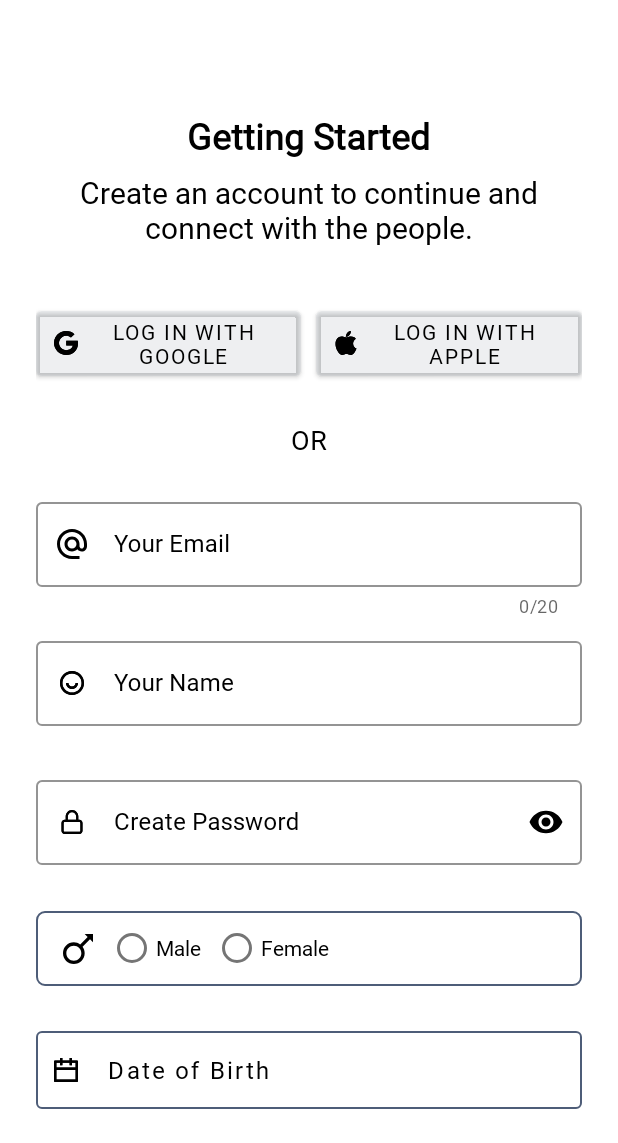
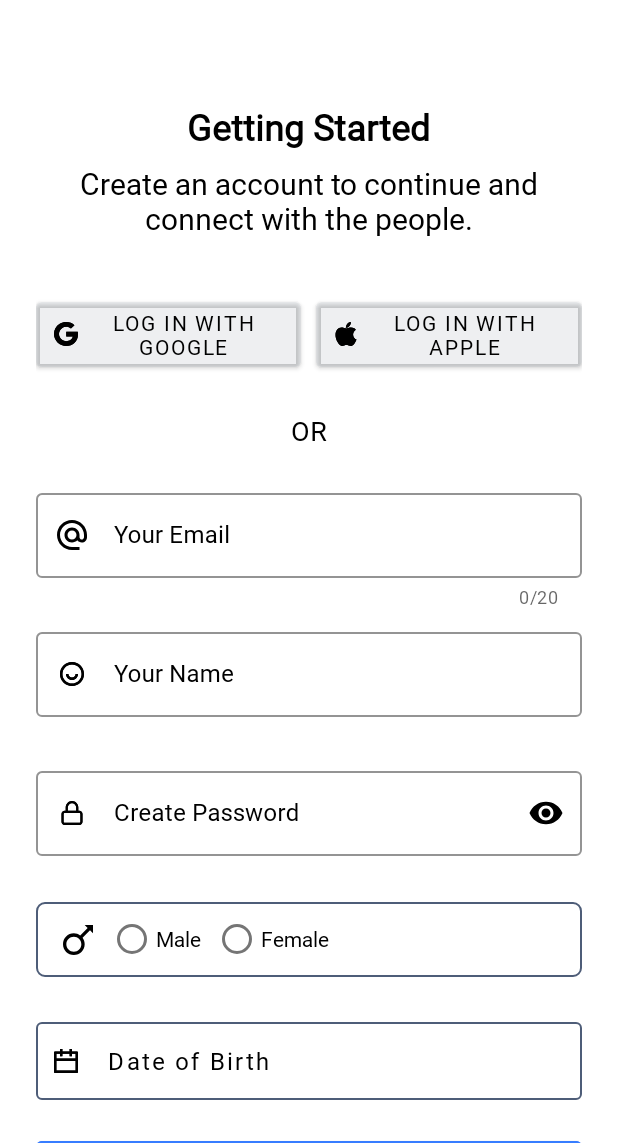
Before and after one commit to rafi-am7/Meetmax, an Android app: the screen it shows after launch (SignUp), on a phone screen of 412 x 824 dp, the part 93-1236 px from its top. Run offline under Robolectric (Android 15) with nearby library versions, the phone set to English and light mode, and no system bars.

Commit message:
Final Design

```diff
--- a/Meetmax/app/src/main/res/layout/activity_sign_up.xml
+++ b/Meetmax/app/src/main/res/layout/activity_sign_up.xml
@@ -43,21 +43,17 @@
             android:inputType="none" />
 
     </com.google.android.material.textfield.TextInputLayout>
-    <androidx.constraintlayout.widget.ConstraintLayout
+    <ScrollView
+        android:layout_marginTop="130dp"
         android:layout_width="match_parent"
-        android:layout_height="wrap_content"
-        android:layout_marginStart="24dp"
-        android:layout_marginEnd="24dp"
-        android:layout_marginTop="76dp"
-        app:layout_constraintTop_toBottomOf="@id/sign_up_logo_with_text"
-        >
-    <ScrollView
-        android:layout_width="match_parent"
-        android:layout_height="wrap_content"
+        android:layout_height="match_parent"
         app:layout_constraintLeft_toLeftOf="parent"
         app:layout_constraintRight_toRightOf="parent"
-        tools:ignore="MissingConstraints">
-
+        android:layout_marginStart="24dp"
+        app:layout_constraintVertical_weight="1"
+        app:layout_constraintHorizontal_weight="1"
+        android:layout_marginEnd="24dp"
+        app:layout_constraintTop_toBottomOf="@id/sign_up_logo_with_text">
         <androidx.constraintlayout.widget.ConstraintLayout
             android:layout_width="match_parent"
             android:layout_height="wrap_content">
@@ -407,6 +403,6 @@
 
 
     </ScrollView>
-</androidx.constraintlayout.widget.ConstraintLayout>
+
 
 </androidx.constraintlayout.widget.ConstraintLayout>
```
